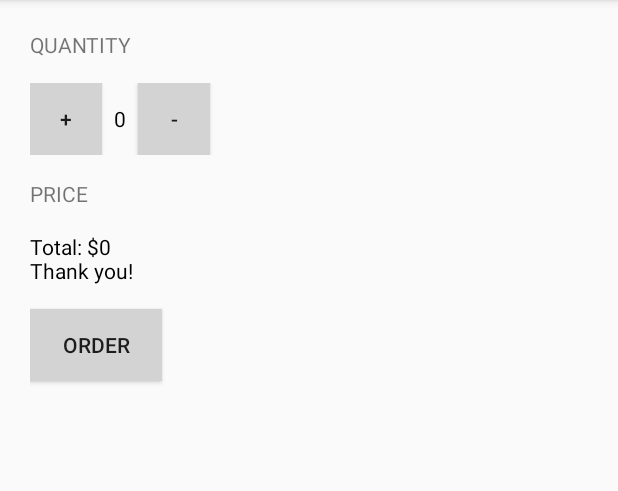
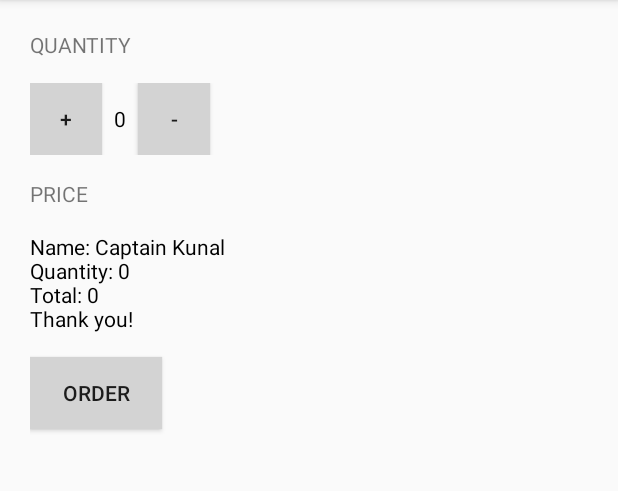
Before and after one commit to kboul/JustJava, an Android app: the screen it shows after launch (MainActivity), after a tap on "ORDER", on a phone screen of 412 x 824 dp, the part 84-575 px from its top. Run offline under Robolectric (Android 15) with nearby library versions, the phone set to English and light mode, and no system bars.

Commit message:
Add createOrderSummary method

```diff
--- a/app/src/main/java/com/example/android/justjava/MainActivity.java
+++ b/app/src/main/java/com/example/android/justjava/MainActivity.java
@@ -4,6 +4,7 @@ import android.os.Bundle;
 import android.support.v7.app.AppCompatActivity;
 import android.view.View;
 import android.widget.TextView;
+
 import java.text.NumberFormat;
 
 /**
@@ -24,20 +25,29 @@ public class MainActivity extends AppCompatActivity {
      */
     public void submitOrder(View view) {
         int price = calculatePrice(quantity, 5);
-        String priceMessage = "Total: $" + price;
-        priceMessage = priceMessage + "\nThank you!";
-        displayMessage(priceMessage);
+        String message = createOrderSummary(price);
+        displayMessage(message);
     }
 
     /**
      * Calculates the price of the order.
      *
-     * @param quantity is the number of cups of coffee ordered
+     * @param quantity    is the number of cups of coffee ordered
      * @param pricePerCup is the price per cups of coffee
      */
     private int calculatePrice(int quantity, int pricePerCup) {
         int price = quantity * pricePerCup;
         return price;
+    }
+
+    /**
+     * Returns a message with the order number and the relevant price.
+     *
+     * @param priceOfOrder is the total price of cups of coffee
+     */
+    private String createOrderSummary(int priceOfOrder) {
+        String message = "Name: Captain Kunal \nQuantity: " + quantity + " \nTotal: " + priceOfOrder + " \nThank you!";
+        return message;
     }
 
     // Method to increase amount of coffees via button
@@ -50,8 +60,7 @@ public class MainActivity extends AppCompatActivity {
     public void decrement(View view) {
         if (quantity > 0) {
             quantity--;
-        }
-        else {
+        } else {
             quantity = 0;
         }
         displayQuantity(quantity);
```
